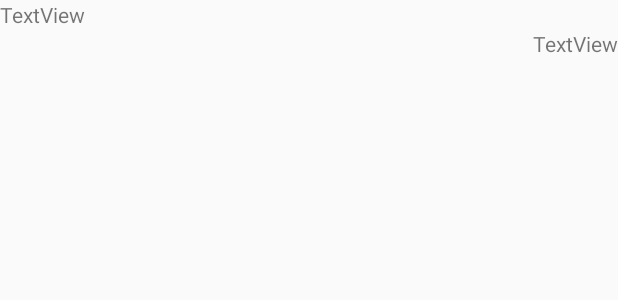
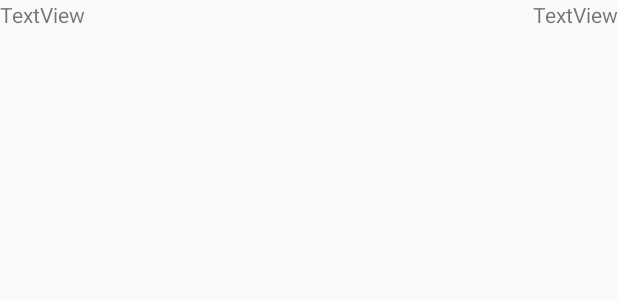
Before and after one commit to jackCHH/ContactBrowser, an Android app: the layout list_item.xml on its own in the app's theme, with its tools: preview values and no code run, on a phone screen of 412 x 824 dp. Shown: the top 300 px of the screen. Run offline under Robolectric (Android 15) with nearby library versions, the phone set to English and light mode, and no system bars.

```diff
--- a/app/src/main/res/layout/list_item.xml
+++ b/app/src/main/res/layout/list_item.xml
@@ -1,17 +1,20 @@
 <?xml version="1.0" encoding="utf-8"?>
 <LinearLayout xmlns:android="http://schemas.android.com/apk/res/android"
-    android:orientation="vertical" android:layout_width="match_parent"
-    android:layout_height="match_parent">
+    android:orientation="horizontal" android:layout_width="match_parent"
+    android:layout_height="match_parent"
+    android:id="@+id/container">
 
     <TextView android:id="@+id/name"
         android:layout_height="wrap_content"
-        android:layout_width="wrap_content"
-        android:text="TextView"/>
+        android:layout_width="0dp"
+        android:layout_weight="1"
+        android:text="TextView"
+        />
 
     <TextView android:id="@+id/number"
         android:layout_height="wrap_content"
         android:layout_width="wrap_content"
         android:text="TextView"
-        android:layout_gravity="right" />
+        />
 
 </LinearLayout>
```
Also changed, not shown: app/src/main/java/com/example/jackhou/contactlist/ContactsAdapter.java (+101 -11 lines), app/src/main/java/com/example/jackhou/contactlist/MainActivity.java (+30 -1 lines), app/src/main/res/layout/activity_main.xml (+7 -1 lines).
